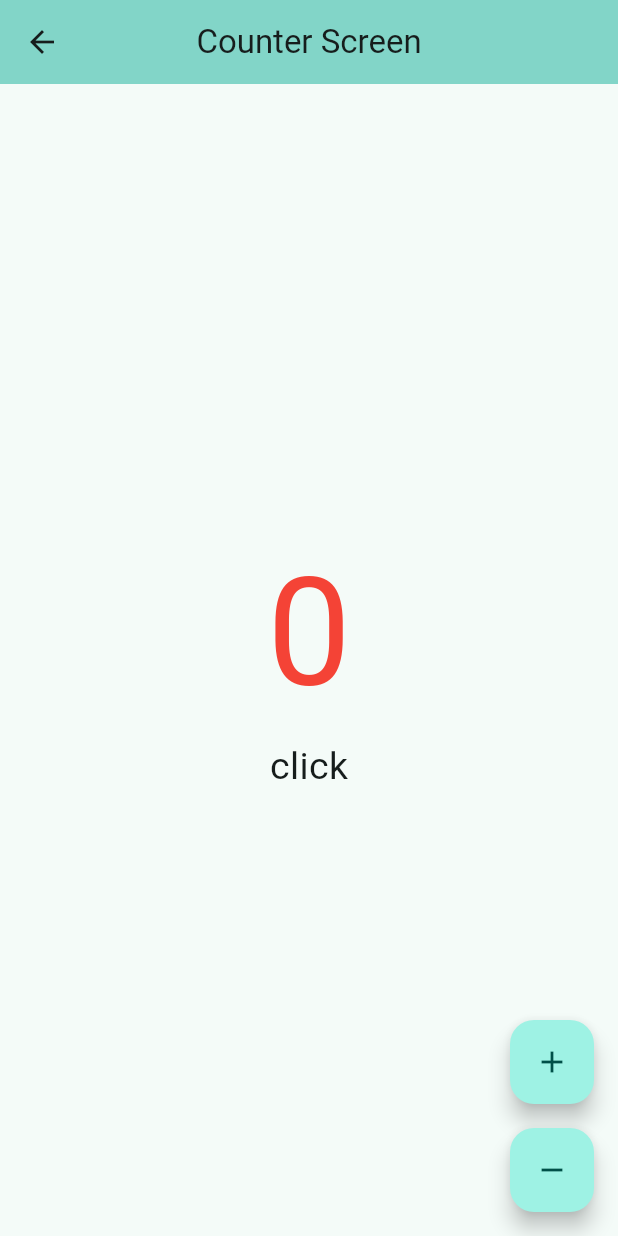
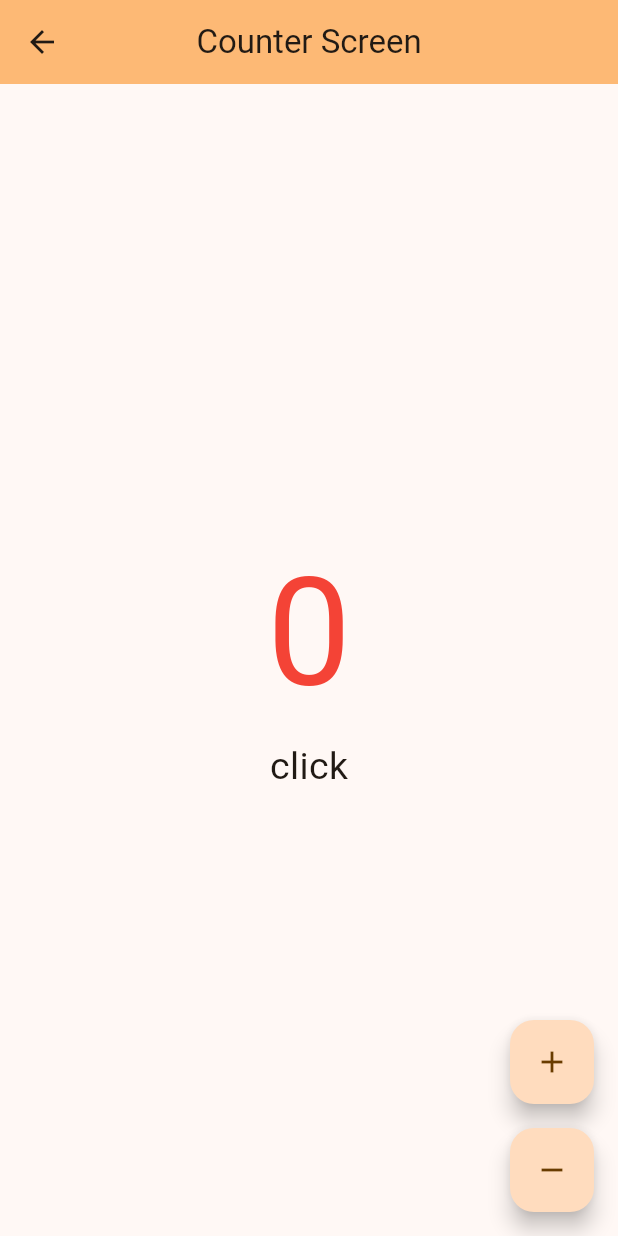
Before and after one commit to richard-allcca/Flutter-Apps-Basics, a Flutter app: the CounterScreen screen opened directly, on a phone screen of 412 x 824 dp. Run offline on Flutter 3.47's test engine with Material 3 defaults, Android fonts, the phone set to English and light mode, and no system bars; our stand-ins replace dio; network calls fail.

Commit message:
replace all with news files

```diff
--- a/lib/config/theme/app_theme.dart
+++ b/lib/config/theme/app_theme.dart
@@ -1,29 +1,43 @@
 import 'package:flutter/material.dart';
 
-// NOTE - Colores hexadecimales necesitan delante '0XFF'
-const Color _customColor = Color(0xFF5C11D4);
+// NOTE - Para usar hexadecimales de color en flutter usa la notación '0xFF49149F'
 
-const List<Color> _colorThemes = [
-  _customColor,
+const List<Color> colorList = [
   Colors.blue,
   Colors.teal,
   Colors.green,
-  Colors.yellow,
+  Colors.red,
+  Colors.purple,
+  Colors.deepPurple,
   Colors.orange,
   Colors.pink,
+  Colors.pinkAccent,
 ];
 
 class AppTheme {
   final int selectedColor;
+  final bool isDarkMode;
 
-  AppTheme({this.selectedColor = 0})
-      : assert(selectedColor >= 0 && selectedColor < _colorThemes.length,
-            'Color must be between 0 and ${_colorThemes.length - 1}');
+  AppTheme({
+    this.selectedColor = 0,
+    this.isDarkMode = false,
+  })  : assert(selectedColor >= 0, 'Selected color must be great then 0'),
+        assert(selectedColor < colorList.length,
+            'Selected color must be less than ${colorList.length - 1}');
 
-  ThemeData theme() {
-    return ThemeData(
-        useMaterial3: true,
-        // colorScheme: ColorScheme.fromSeed(seedColor: Colors.black)); // por default
-        colorSchemeSeed: _colorThemes[selectedColor]); // por default
-  }
+  ThemeData getTheme() => ThemeData(
+      useMaterial3: true,
+      brightness: isDarkMode ? Brightness.dark : Brightness.light,
+      colorSchemeSeed: colorList[selectedColor],
+      appBarTheme: const AppBarTheme(centerTitle: true)
+  );
+
+  AppTheme copyWith({
+    int? selectedColor,
+    bool? isDarkMode
+  }) => AppTheme(
+    selectedColor: selectedColor ?? this.selectedColor,
+    isDarkMode: isDarkMode ?? this.isDarkMode,
+  );
+
 }
--- a/lib/presentation/screens/chat/chat_screen.dart
+++ b/lib/presentation/screens/chat/chat_screen.dart
@@ -1,6 +1,6 @@
 import 'package:flutter/material.dart';
 import 'package:flutter_application_1/domain/entities/message.dart';
-import 'package:flutter_application_1/presentation/providers/chat_provider.dart';
+import 'package:flutter_application_1/presentation/state-provider/chat_provider.dart';
 import 'package:flutter_application_1/presentation/widgets/chat/her_message_bubble.dart';
 import 'package:flutter_application_1/presentation/widgets/chat/my_message_bubble.dart';
 import 'package:flutter_application_1/presentation/widgets/shared/message_field_box.dart';
@@ -45,9 +45,9 @@ class _ChatView extends StatelessWidget {
             Expanded(
                 child: ListView.builder(
                     controller: chatProvider.chatScrollController,
-                    itemCount: chatProvider.messageList.length,
+                    itemCount: chatProvider.messagesList.length,
                     itemBuilder: (context, index) {
-                      final message = chatProvider.messageList[index];
+                      final message = chatProvider.messagesList[index];
 
                       return (message.fromWho == FromWho.hers)
                           ? HerMessageBubble(message: message)
--- a/lib/presentation/providers/chat_provider.dart
+++ b/lib/presentation/state-provider/chat_provider.dart
@@ -3,19 +3,24 @@ import 'package:flutter_application_1/config/helpers/get_yes_no_answer.dart';
 import 'package:flutter_application_1/domain/entities/message.dart';
 
 class ChatProvider extends ChangeNotifier {
+
   final ScrollController chatScrollController = ScrollController();
   final GetYesNoAnswer getYesNoAnswer = GetYesNoAnswer();
 
-  List<Message> messageList = [
+ List<Message> messagesList = [
     Message(text: 'Hola amor!', fromWho: FromWho.me),
-    Message(text: 'ya regresaste del trabajo?', fromWho: FromWho.me)
+    Message(text: 'ya regresaste del trabajo?', fromWho: FromWho.me),
+    Message(text: 'Vamos?', fromWho: FromWho.hers, imageUrl: 'https://images.pexels.com/photos/14262264/pexels-photo-14262264.jpeg?auto=compress&cs=tinysrgb&w=1260&h=750&dpr=1'),
+    Message(text: 'ya regresaste del trabajo?', fromWho: FromWho.me),
+    Message(text: 'Vamos?', fromWho: FromWho.hers, imageUrl: 'https://images.pexels.com/photos/14262264/pexels-photo-14262264.jpeg?auto=compress&cs=tinysrgb&w=1260&h=750&dpr=1'),
+    // Message(text: 'no', fromWho: FromWho.hers, imageUrl: 'https://yesno.wtf/assets/no/25-55dc62642f92cf4110659b3c80e0d7ec.gif'),
   ];
 
-  Future<void> sendMessage(String text) async {
+   Future<void> sendMessage(String text) async {
     if (text.isEmpty) return;
 
     final newMessage = Message(text: text, fromWho: FromWho.me);
-    messageList.add(newMessage);
+    messagesList.add(newMessage);
 
     if (text.endsWith('?')) {
       herReply();
@@ -25,25 +30,20 @@ class ChatProvider extends ChangeNotifier {
     moveScrollToBottom();
   }
 
-  // Normal execution example
-  //void moveScrollToBottom() {
-
-  // Example to delayed execution
-  Future<void> moveScrollToBottom() async {
-    await Future.delayed(const Duration(milliseconds: 100));
+   Future<void> moveScrollToBottom() async {
+    await Future.delayed(const Duration(milliseconds: 200));
 
     chatScrollController.animateTo(
         chatScrollController
             .position.maxScrollExtent, // tell you to scroll to end
-        duration: const Duration(milliseconds: 300),
+        duration: const Duration(milliseconds: 200),
         curve: Curves.easeOut); // type animation
   }
 
   Future<void> herReply() async {
     final herMessage = await getYesNoAnswer.getAnswer();
 
-    messageList.add(herMessage);
-
+    messagesList.add(herMessage);
     notifyListeners();
     moveScrollToBottom();
   }
```
Also changed, not shown: lib/config/helpers/get_yes_no_answer.dart (+5 -2 lines), lib/domain/entities/message.dart (+7 -2 lines), lib/infrastructure/models/yes_no_model.dart (+18 -9 lines), lib/main.dart (+4 -4 lines), lib/presentation/widgets/chat/her_message_bubble.dart (+22 -31 lines), lib/presentation/widgets/chat/my_message_bubble.dart (+12 -8 lines), lib/presentation/widgets/shared/message_field_box.dart (+30 -14 lines), 1 other file.
